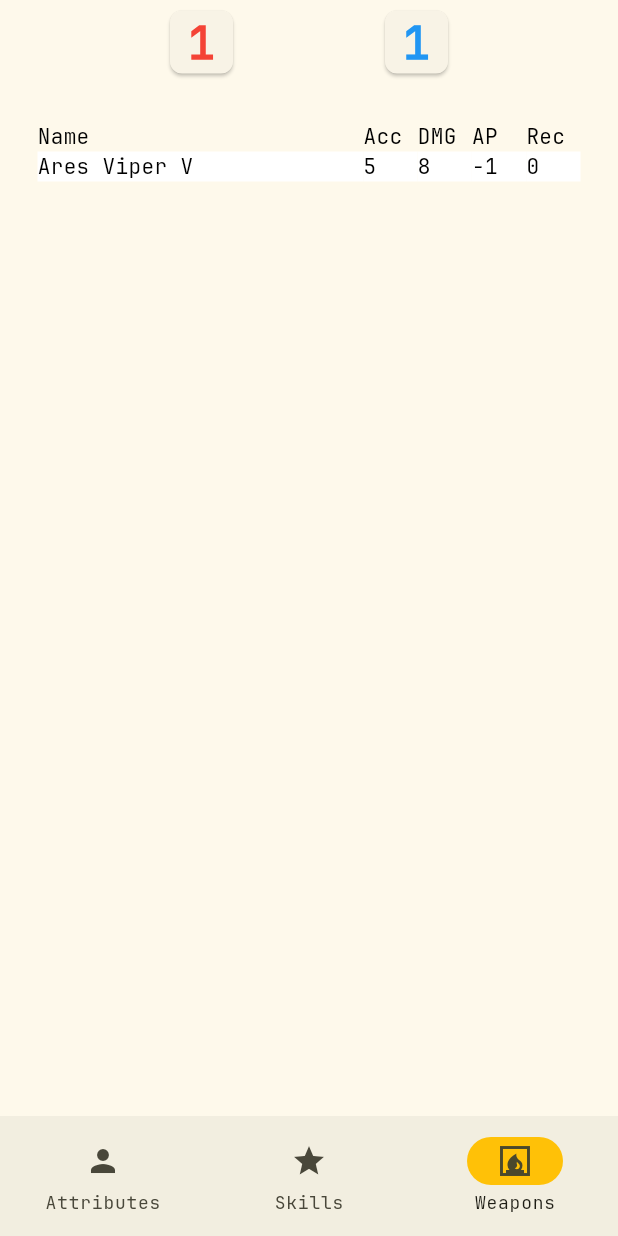
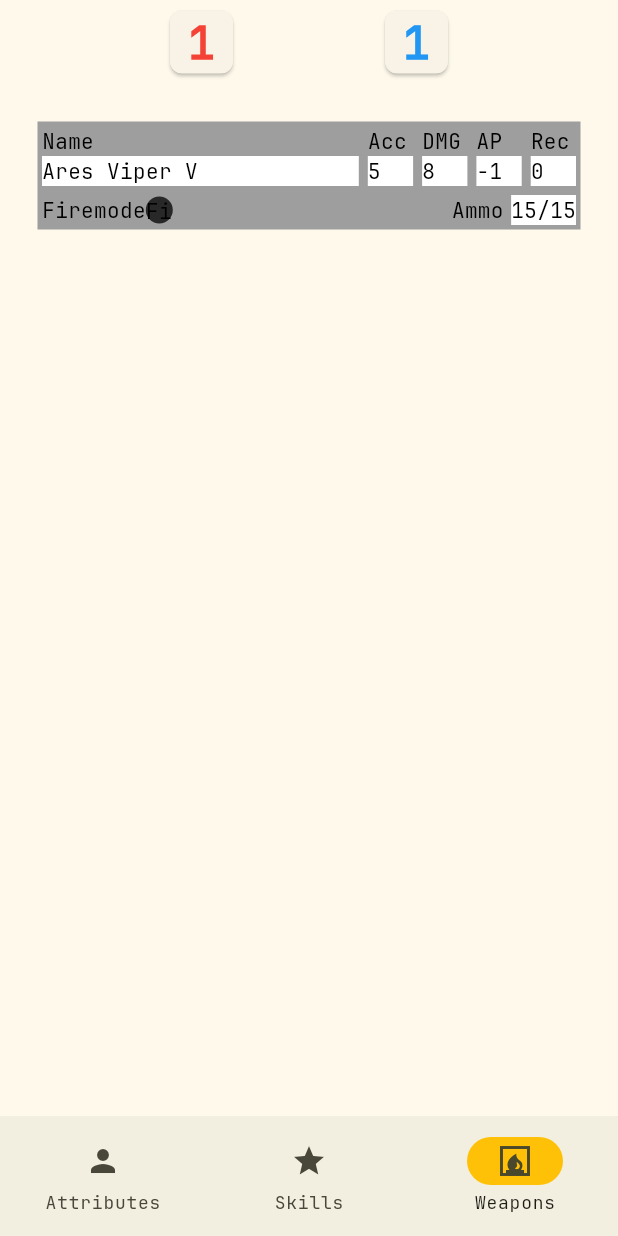
Before and after one commit to osekine/shadow-run-5e-character-sheet, a Flutter app: the screen it shows after launch, item 3 of the bottom bar chosen, on a phone screen of 412 x 824 dp. Run offline on Flutter 3.47's test engine with Material 3 defaults, Android fonts, the phone set to English and light mode, and no system bars.

Commit message:
create second row in WeaponWidget

```diff
--- a/lib/widget/weapon_widget.dart
+++ b/lib/widget/weapon_widget.dart
@@ -1,3 +1,5 @@
+import 'dart:math';
+
 import 'package:flutter/material.dart';
 import 'package:flutter/widgets.dart';
 import 'package:shadowrun_5e_character_sheet/model/weapon_model.dart';
@@ -10,19 +12,20 @@
 
   @override
   Widget build(BuildContext context) {
-    return LayoutBuilder(
-      builder: (context, constraints) {
-        return
-           Padding(
+    return LayoutBuilder(builder: (context, constraints) {
+      return Padding(
         padding: const EdgeInsets.all(25.0),
+        child: Container(
+          color: Colors.grey,
           child: IntrinsicHeight(
             child: SizedBox(
               width: constraints.maxWidth,
               child: Column(
                   crossAxisAlignment: CrossAxisAlignment.center,
                   children: [
-                    Flex(
-                      direction: Axis.horizontal,
+                    Row(
+                      mainAxisAlignment: MainAxisAlignment.spaceEvenly,
+                      // direction: Axis.horizontal,
                       children: [
                         DataCell(title: 'Name', data: model.name!, flex: 6),
                         DataCell(title: 'Acc', data: model.accuracy!, flex: 1),
@@ -30,32 +33,75 @@
                         DataCell(title: 'AP', data: model.AP!, flex: 1),
                         DataCell(title: 'Rec', data: model.recoil!, flex: 1),
                       ],
+                    ),
+                    Flex(direction: Axis.horizontal, children: [
+                      Flexible(
+                        flex: 2,
+                        fit: FlexFit.tight,
+                        child: Padding(
+                          padding: const EdgeInsets.all(3.0),
+                          child: Row(children: [
+                            SmallText(text: 'Firemode'),
+                            ...model.firemode.map((e) => FiremodeCell(e!)),
+                          ]),
+                        ),
+                      ),
+                      Padding(
+                        padding: const EdgeInsets.all(3.0),
+                        child: Row(
+                            mainAxisAlignment: MainAxisAlignment.end,
+                            children: [
+                              SmallText(text: 'Ammo'),
+                              SizedBox(width: 5),
+                              Container(
+                                color: Colors.white,
+                                child: SmallText(
+                                    text: '${model.magazine}/${model.magazine}'),
                               )
-                  ]
+                            ]),
+                      ),
+                    ])
+                  ]),
             ),
           ),
         ),
       );
-      }
-        );
-
+    });
   }
 
   Widget DataCell(
       {required int flex, required String title, required dynamic data}) {
-    return
-
-         Flexible(
+    return Flexible(
       fit: FlexFit.tight,
       flex: flex,
+      child: Padding(
+        padding: const EdgeInsets.all(3.0),
         child: Column(
           crossAxisAlignment: CrossAxisAlignment.stretch,
           children: [
             SmallText(text: title),
-                Container(color: Colors.white, child: SmallText(text:data.toString())),
+            Container(
+                color: Colors.white, child: SmallText(text: data.toString())),
           ],
         ),
-
+      ),
     );
   }
 }
+
+Widget FiremodeCell(Firemode firemode) {
+  return Container(
+    child: SmallText(text: firemode.toString()),
+    width: 18,
+    height: 18,
+    decoration: BoxDecoration(
+      color: Color.fromARGB(
+        255,
+        Random().nextInt(255),
+        Random().nextInt(255),
+        Random().nextInt(255),
+      ),
+      shape: BoxShape.circle,
+    ),
+  );
+}
```
Lines whose indentation alone changed are shown as unchanged.
